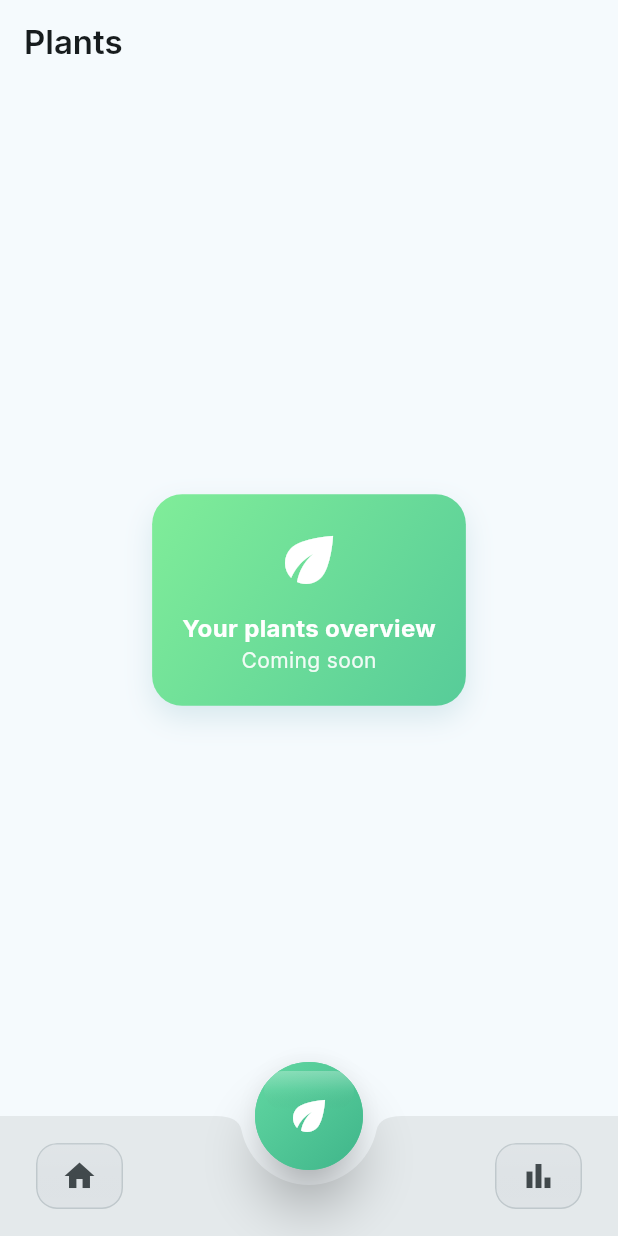
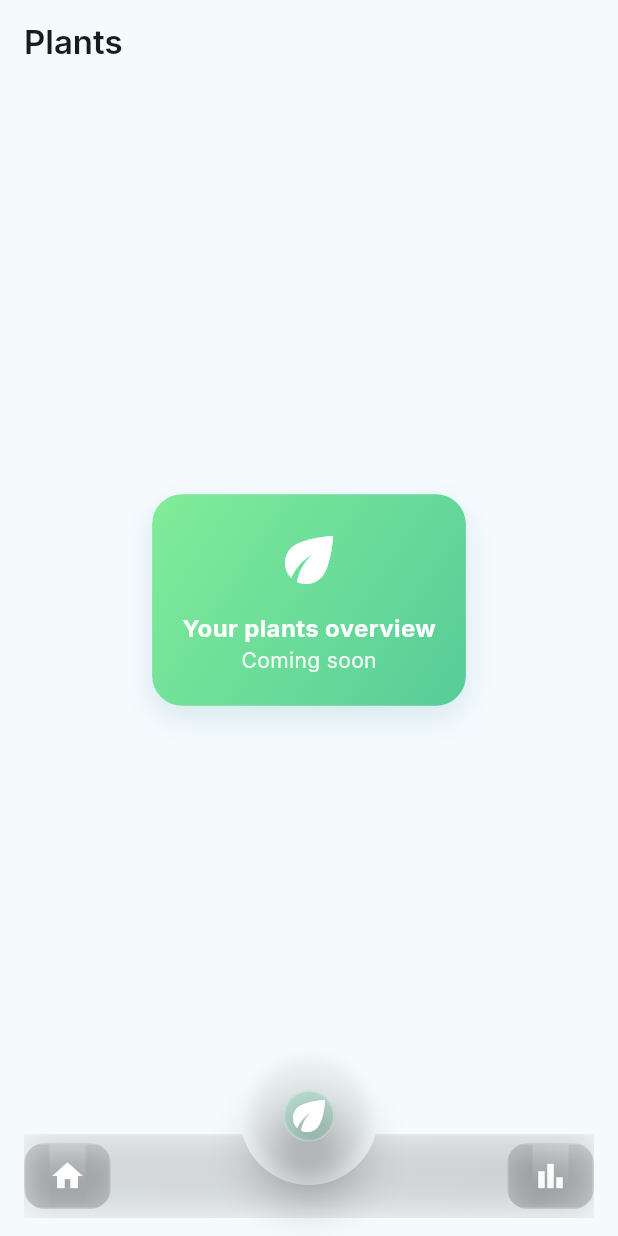
Before and after one commit to cursor2test1230-hub/hydro, a Flutter app: the screen it shows after launch, after a tap on the "eco" icon, on a phone screen of 412 x 824 dp. Run offline on Flutter 3.47's test engine with Material 3 defaults, Android fonts, the phone set to English and light mode, and no system bars; our stand-ins replace google_fonts.

Commit message:
feat(nav-glass): apply full glossy glass 3D effect to BottomAppBar, FAB, and nav pills

```diff
--- a/lib/main.dart
+++ b/lib/main.dart
@@ -1,3 +1,4 @@
+import 'dart:ui';
 import 'package:flutter/material.dart';
 import 'package:google_fonts/google_fonts.dart';
 
@@ -55,50 +56,14 @@ class _RootScaffoldState extends State<RootScaffold> {
         child: FloatingActionButton(
           heroTag: 'fab-plants',
           shape: const CircleBorder(),
-          backgroundColor: const Color(0xFF57CC99),
-          foregroundColor: Colors.white,
-          elevation: 14,
-          focusElevation: 18,
-          hoverElevation: 18,
-          highlightElevation: 18,
+          backgroundColor: Colors.transparent,
+          splashColor: scheme.primary.withValues(alpha: 0.25),
+          elevation: 12,
+          highlightElevation: 16,
           onPressed: () => setState(() => _selectedIndex = 1),
-          child: Stack(
-            alignment: Alignment.center,
-            children: [
-              Container(
-                decoration: const BoxDecoration(
-                  shape: BoxShape.circle,
-                  gradient: LinearGradient(
-                    colors: [Color(0xFF62D8A2), Color(0xFF3FB58A)],
-                    begin: Alignment.topLeft,
-                    end: Alignment.bottomRight,
-                  ),
-                ),
-              ),
-              // Gloss arc on top half
-              Positioned(
-                top: 6,
-                left: 6,
-                right: 6,
-                child: Container(
-                  height: 26,
-                  decoration: BoxDecoration(
-                    borderRadius: BorderRadius.circular(26),
-                    gradient: LinearGradient(
-                      begin: Alignment.topCenter,
-                      end: Alignment.bottomCenter,
-                      colors: [
-                        Colors.white.withValues(alpha: 0.28),
-                        Colors.white.withValues(alpha: 0.05),
-                        Colors.transparent,
-                      ],
-                      stops: const [0.0, 0.5, 1.0],
-                    ),
-                  ),
-                ),
-              ),
-              const Icon(Icons.eco, size: 32),
-            ],
+          child: GlassCircle(
+            tint: const Color(0xFF57CC99),
+            child: const Icon(Icons.eco, size: 32, color: Colors.white),
           ),
         ),
       ),
@@ -106,14 +71,17 @@ class _RootScaffoldState extends State<RootScaffold> {
       bottomNavigationBar: BottomAppBar(
         shape: const CircularNotchedRectangle(),
         notchMargin: 10,
-        padding: const EdgeInsets.symmetric(horizontal: 24),
-        color: scheme.surfaceContainerHigh,
-        elevation: 12,
-        surfaceTintColor: Colors.transparent,
         clipBehavior: Clip.antiAlias,
+        color: Colors.transparent,
+        elevation: 0,
         child: SizedBox(
           height: 64,
-          child: Row(
+          child: Stack(
+            fit: StackFit.expand,
+            children: [
+              // Glass background fills and is clipped to the notched shape
+              const _GlassBarBackground(),
+              Row(
                 mainAxisAlignment: MainAxisAlignment.spaceBetween,
                 children: [
                   NavPillButton(
@@ -128,6 +96,44 @@ class _RootScaffoldState extends State<RootScaffold> {
                     selected: _selectedIndex == 2,
                     onTap: () => setState(() => _selectedIndex = 2),
                     tooltip: 'Insights',
+                  ),
+                ],
+              ),
+            ],
+          ),
+        ),
+      ),
+    );
+  }
+}
+
+class _GlassBarBackground extends StatelessWidget {
+  const _GlassBarBackground();
+
+  @override
+  Widget build(BuildContext context) {
+    final ColorScheme scheme = Theme.of(context).colorScheme;
+    return ClipRect(
+      child: BackdropFilter(
+        filter: ImageFilter.blur(sigmaX: 20, sigmaY: 20),
+        child: Container(
+          decoration: BoxDecoration(
+            gradient: LinearGradient(
+              begin: Alignment.topLeft,
+              end: Alignment.bottomRight,
+              colors: [
+                scheme.surface.withValues(alpha: 0.35),
+                scheme.surface.withValues(alpha: 0.20),
+              ],
+            ),
+            border: Border(
+              top: BorderSide(color: Colors.white.withValues(alpha: 0.20), width: 1),
+            ),
+            boxShadow: [
+              BoxShadow(
+                color: Colors.black.withValues(alpha: 0.20),
+                blurRadius: 20,
+                offset: const Offset(0, -2),
               ),
             ],
           ),
@@ -162,109 +168,12 @@ class _NavPillButtonState extends State<NavPillButton> {
   Widget build(BuildContext context) {
     final ColorScheme scheme = Theme.of(context).colorScheme;
     final bool selected = widget.selected;
-    final Color backgroundColor = selected
-        ? scheme.primaryContainer
-        : scheme.surfaceContainerHighest;
-    final Color borderColor = selected ? Colors.transparent : scheme.outlineVariant;
-    final Color iconColor = selected ? scheme.onPrimaryContainer : scheme.onSurfaceVariant;
+    final Color tint = selected ? scheme.primary : scheme.onSurface;
 
-    final List<BoxShadow> shadows = [
-      BoxShadow(
-        color: Colors.white.withValues(alpha: selected ? 0.45 : 0.18),
-        offset: const Offset(-2, -2),
-        blurRadius: _pressed ? (selected ? 6 : 4) : (selected ? 8 : 6),
-      ),
-      BoxShadow(
-        color: Colors.black.withValues(alpha: selected ? 0.28 : 0.12),
-        offset: _pressed ? const Offset(2, 3) : const Offset(3, 4),
-        blurRadius: _pressed ? (selected ? 10 : 8) : (selected ? 14 : 10),
-        spreadRadius: 1,
-      ),
-      // Soft outer highlight to sell glossy edge
-      BoxShadow(
-        color: Colors.white.withValues(alpha: 0.08),
-        offset: const Offset(-1, -1),
-        blurRadius: 10,
-        spreadRadius: 0.5,
-      ),
-    ];
-
-    Widget base = Container(
-      height: 44,
-      padding: const EdgeInsets.symmetric(horizontal: 16),
-      decoration: BoxDecoration(
-        gradient: selected
-            ? LinearGradient(
-                colors: [
-                  scheme.primaryContainer.withValues(alpha: 1),
-                  scheme.primaryContainer.withValues(alpha: 0.9),
-                ],
-                begin: Alignment.topLeft,
-                end: Alignment.bottomRight,
-              )
-            : null,
-        color: selected ? null : backgroundColor,
-        borderRadius: BorderRadius.circular(14),
-        border: Border.all(color: borderColor),
-        boxShadow: shadows,
-      ),
-      child: Icon(widget.icon, color: iconColor, size: 24),
-    );
-
-    // Persistent gloss layer at the top edge
-    final double glossOpacity = selected ? 0.18 : 0.10;
-    final Widget gloss = IgnorePointer(
-      child: Opacity(
-        opacity: glossOpacity,
-        child: Container(
-          decoration: BoxDecoration(
-            borderRadius: BorderRadius.circular(14),
-            gradient: const LinearGradient(
-              begin: Alignment.topCenter,
-              end: Alignment.bottomCenter,
-              colors: [
-                Color(0xB3FFFFFF), // ~0.7
-                Color(0x14FFFFFF), // ~0.08
-                Colors.transparent,
-              ],
-              stops: [0.0, 0.42, 1.0],
-            ),
-          ),
-        ),
-      ),
-    );
-
-    // Subtle inner highlight to mimic specular reflection on press
-    final Widget innerHighlight = AnimatedOpacity(
-      opacity: _pressed ? 0.16 : 0.0,
-      duration: const Duration(milliseconds: 90),
-      curve: Curves.easeOut,
-      child: Container(
-        decoration: BoxDecoration(
-          borderRadius: BorderRadius.circular(14),
-          gradient: LinearGradient(
-            begin: Alignment.topLeft,
-            end: Alignment.bottomRight,
-            colors: [
-              Colors.white.withValues(alpha: 0.7),
-              Colors.transparent,
-            ],
-            stops: const [0.0, 0.6],
-          ),
-        ),
-      ),
-    );
-
-    Widget content = ClipRRect(
-      borderRadius: BorderRadius.circular(14),
-      child: Stack(
-        alignment: Alignment.center,
-        children: [
-          base,
-          Positioned.fill(child: gloss),
-          Positioned.fill(child: innerHighlight),
-        ],
-      ),
+    Widget content = GlassPill(
+      tint: tint,
+      pressed: _pressed,
+      child: Icon(widget.icon, color: Colors.white, size: 24),
     );
 
     content = Material(
@@ -282,6 +191,146 @@ class _NavPillButtonState extends State<NavPillButton> {
     }
 
     return content;
+  }
+}
+
+class GlassPill extends StatelessWidget {
+  final Color tint;
+  final Widget child;
+  final bool pressed;
+
+  const GlassPill({super.key, required this.tint, required this.child, this.pressed = false});
+
+  @override
+  Widget build(BuildContext context) {
+    return ClipRRect(
+      borderRadius: BorderRadius.circular(14),
+      child: BackdropFilter(
+        filter: ImageFilter.blur(sigmaX: 18, sigmaY: 18),
+        child: Container(
+          height: 44,
+          padding: const EdgeInsets.symmetric(horizontal: 16),
+          decoration: BoxDecoration(
+            gradient: LinearGradient(
+              begin: Alignment.topLeft,
+              end: Alignment.bottomRight,
+              colors: [
+                tint.withValues(alpha: 0.18),
+                tint.withValues(alpha: 0.10),
+              ],
+            ),
+            border: Border.all(color: Colors.white.withValues(alpha: 0.25), width: 1),
+            boxShadow: [
+              BoxShadow(color: Colors.white.withValues(alpha: 0.12), offset: const Offset(-2, -2), blurRadius: 8),
+              BoxShadow(color: Colors.black.withValues(alpha: 0.18), offset: pressed ? const Offset(2, 3) : const Offset(3, 5), blurRadius: pressed ? 10 : 14),
+            ],
+          ),
+          child: Stack(
+            alignment: Alignment.center,
+            children: [
+              child,
+              // Persistent top gloss
+              Positioned.fill(
+                child: IgnorePointer(
+                  child: Container(
+                    decoration: BoxDecoration(
+                      gradient: const LinearGradient(
+                        begin: Alignment.topCenter,
+                        end: Alignment.bottomCenter,
+                        colors: [Color(0x33FFFFFF), Color(0x14FFFFFF), Colors.transparent],
+                        stops: [0.0, 0.45, 1.0],
+                      ),
+                    ),
+                  ),
+                ),
+              ),
+              // Quick specular burst on press
+              Positioned.fill(
+                child: IgnorePointer(
+                  child: AnimatedOpacity(
+                    opacity: pressed ? 0.16 : 0.0,
+                    duration: const Duration(milliseconds: 90),
+                    curve: Curves.easeOut,
+                    child: Container(
+                      decoration: BoxDecoration(
+                        gradient: LinearGradient(
+                          begin: Alignment.topLeft,
+                          end: Alignment.bottomRight,
+                          colors: [Colors.white.withValues(alpha: 0.6), Colors.transparent],
+                          stops: const [0.0, 0.6],
+                        ),
+                      ),
+                    ),
+                  ),
+                ),
+              ),
+            ],
+          ),
+        ),
+      ),
+    );
+  }
+}
+
+class GlassCircle extends StatelessWidget {
+  final Color tint;
+  final Widget child;
+
+  const GlassCircle({super.key, required this.tint, required this.child});
+
+  @override
+  Widget build(BuildContext context) {
+    return ClipOval(
+      child: BackdropFilter(
+        filter: ImageFilter.blur(sigmaX: 18, sigmaY: 18),
+        child: Container(
+          decoration: BoxDecoration(
+            shape: BoxShape.circle,
+            gradient: LinearGradient(
+              begin: Alignment.topLeft,
+              end: Alignment.bottomRight,
+              colors: [
+                tint.withValues(alpha: 0.28),
+                tint.withValues(alpha: 0.18),
+              ],
+            ),
+            border: Border.all(color: Colors.white.withValues(alpha: 0.28), width: 1.2),
+            boxShadow: const [
+              BoxShadow(color: Color(0x1FFFFFFF), offset: Offset(-2, -2), blurRadius: 10),
+              BoxShadow(color: Color(0x33000000), offset: Offset(4, 6), blurRadius: 18),
+            ],
+          ),
+          child: Stack(
+            alignment: Alignment.center,
+            children: [
+              // Top gloss arc
+              Positioned(
+                top: 8,
+                left: 10,
+                right: 10,
+                child: Container(
+                  height: 26,
+                  decoration: BoxDecoration(
+                    borderRadius: BorderRadius.circular(26),
+                    gradient: LinearGradient(
+                      begin: Alignment.topCenter,
+                      end: Alignment.bottomCenter,
+                      colors: [
+                        Colors.white.withValues(alpha: 0.35),
+                        Colors.white.withValues(alpha: 0.06),
+                        Colors.transparent,
+                      ],
+                      stops: const [0.0, 0.5, 1.0],
+                    ),
+                  ),
+                ),
+              ),
+              child,
+            ],
+          ),
+        ),
+      ),
+    );
   }
 }
 
```
Lines whose indentation alone changed are shown as unchanged.
